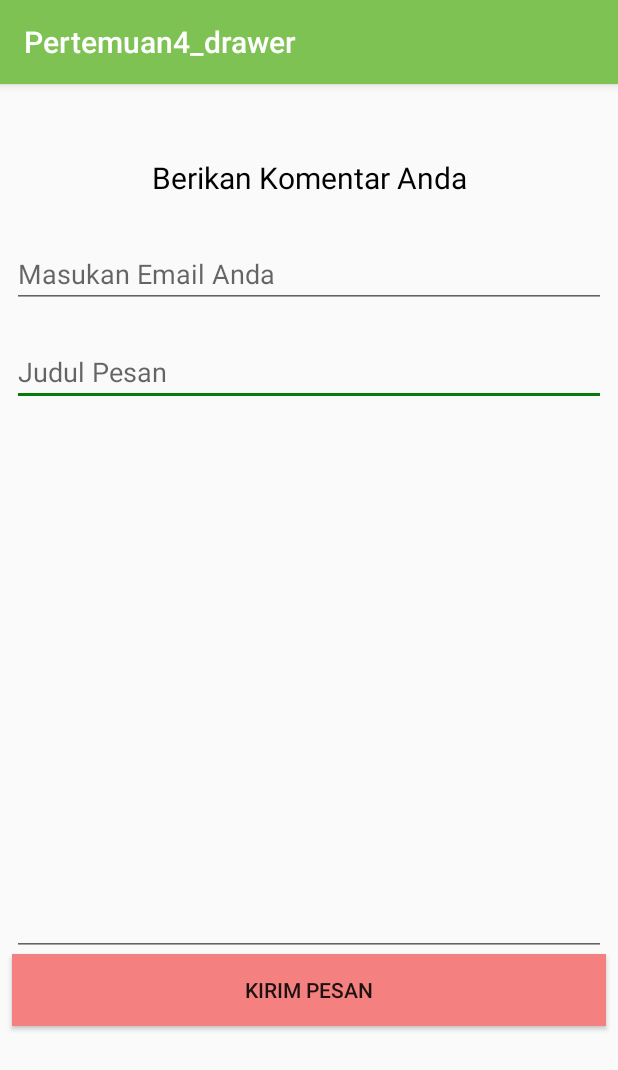
After one commit to agung14/app_pemesanan_makanan, an Android app: the ContactActivity screen opened directly, with no data from a screen before it, on a phone screen of 412 x 824 dp. The commit adds this screen. Shown: the top 1070 px of the screen. Run offline under Robolectric (Android 15) with nearby library versions, the phone set to English and light mode, and no system bars.

Commit message:
membuat Contact Us

```diff
--- /dev/null
+++ b/app/src/main/java/com/muhammadagung/pertemuan4_drawer/ContactActivity.java
@@ -0,0 +1,83 @@
+package com.muhammadagung.pertemuan4_drawer;
+
+import android.app.ProgressDialog;
+import android.content.DialogInterface;
+import android.support.v7.app.AlertDialog;
+import android.support.v7.app.AppCompatActivity;
+import android.os.Bundle;
+import android.view.View;
+import android.widget.Button;
+import android.widget.EditText;
+
+import com.muhammadagung.pertemuan4_drawer.model.Contact;
+import com.muhammadagung.pertemuan4_drawer.service.TransaksiService;
+
+import okhttp3.OkHttpClient;
+import okhttp3.logging.HttpLoggingInterceptor;
+import retrofit2.Call;
+import retrofit2.Callback;
+import retrofit2.Response;
+import retrofit2.Retrofit;
+import retrofit2.converter.gson.GsonConverterFactory;
+
+public class ContactActivity extends AppCompatActivity implements View.OnClickListener, Callback<Contact> {
+
+    private EditText edt_Email, edt_Judul, edt_Isi;
+    private Button btn_Pesan;
+    private ProgressDialog progressDialog;
+
+    @Override
+    protected void onCreate(Bundle savedInstanceState) {
+        super.onCreate(savedInstanceState);
+        setContentView(R.layout.activity_contact);
+
+        edt_Email = (EditText) findViewById(R.id.edtEmail);
+        edt_Judul = (EditText) findViewById(R.id.edtJudul);
+        edt_Isi = (EditText) findViewById(R.id.edtIsi);
+        btn_Pesan = (Button) findViewById(R.id.btnPesan);
+        progressDialog = new ProgressDialog(this);
+        progressDialog.setMessage("Loading...");
+        btn_Pesan.setOnClickListener(this);
+    }
+
+    @Override
+    public void onClick(View v) {
+        HttpLoggingInterceptor interceptor = new HttpLoggingInterceptor();
+        interceptor.setLevel(HttpLoggingInterceptor.Level.BODY);
+        OkHttpClient client = new OkHttpClient.Builder().addInterceptor(interceptor).build();
+
+        Retrofit retrofit = new Retrofit.Builder()
+                .baseUrl("http://other.alterindonesia.com/restoran/")
+                .client(client)
+                .addConverterFactory(GsonConverterFactory.create())
+                .build();
+
+        TransaksiService transaksiService = retrofit.create(TransaksiService.class);
+        Call<Contact> getTransaksiCall = transaksiService.SendContactUs(
+                edt_Judul.getText().toString(),
+                edt_Email.getText().toString(),
+                edt_Isi.getText().toString()
+        );
+        progressDialog.show();
+        getTransaksiCall.enqueue(this);
+
+    }
+
+    @Override
+    public void onResponse(Call<Contact> call, Response<Contact> response) {
+        progressDialog.hide();
+        Contact contact = response.body();
+        final AlertDialog.Builder builder = new AlertDialog.Builder(this);
+        builder.setMessage(contact.getMsg()).setPositiveButton("OK", new DialogInterface.OnClickListener() {
+            @Override
+            public void onClick(DialogInterface dialog, int which) {
+
+            }
+        });
+    }
+
+    @Override
+    public void onFailure(Call<Contact> call, Throwable t) {
+
+    }
+}
--- a/app/src/main/java/com/muhammadagung/pertemuan4_drawer/DetailMenu.java
+++ b/app/src/main/java/com/muhammadagung/pertemuan4_drawer/DetailMenu.java
@@ -17,7 +17,6 @@ public class DetailMenu extends AppCompatActivity {
         judul = (TextView) findViewById(R.id.txtJudul);
         harga = (TextView) findViewById(R.id.txtHarga2);
 
-
         Intent intent = getIntent();
         judul.setText(intent.getStringExtra("judul"));
         harga.setText(intent.getStringExtra("harga"));
--- a/app/src/main/java/com/muhammadagung/pertemuan4_drawer/MainActivity.java
+++ b/app/src/main/java/com/muhammadagung/pertemuan4_drawer/MainActivity.java
@@ -2,6 +2,7 @@ package com.muhammadagung.pertemuan4_drawer;
 
 import android.content.Intent;
 import android.os.Bundle;
+import android.support.constraint.solver.widgets.ConstraintTableLayout;
 import android.support.design.widget.FloatingActionButton;
 import android.support.design.widget.Snackbar;
 import android.view.View;
@@ -17,6 +18,7 @@ import android.widget.Toast;
 
 import static com.muhammadagung.pertemuan4_drawer.R.id.nav_Order;
 import static com.muhammadagung.pertemuan4_drawer.R.id.nav_beranda;
+import static com.muhammadagung.pertemuan4_drawer.R.id.nav_contact;
 import static com.muhammadagung.pertemuan4_drawer.R.id.nav_makanan;
 import static com.muhammadagung.pertemuan4_drawer.R.id.nav_minuman;
 import static com.muhammadagung.pertemuan4_drawer.R.id.nav_site;
@@ -135,6 +137,10 @@ public class MainActivity extends AppCompatActivity
                 startActivity(intent);
                 break;
 
+            case nav_contact:
+                Intent intent1 = new Intent(MainActivity.this, ContactActivity.class);
+                startActivity(intent1);
+                break;
         }
 
         DrawerLayout drawer = (DrawerLayout) findViewById(R.id.drawer_layout);
--- a/app/src/main/java/com/muhammadagung/pertemuan4_drawer/service/TransaksiService.java
+++ b/app/src/main/java/com/muhammadagung/pertemuan4_drawer/service/TransaksiService.java
@@ -1,11 +1,16 @@
 package com.muhammadagung.pertemuan4_drawer.service;
 
+import com.muhammadagung.pertemuan4_drawer.model.Contact;
 import com.muhammadagung.pertemuan4_drawer.model.Makanan;
 
 import java.util.List;
 
 import retrofit2.Call;
+import retrofit2.http.Field;
+import retrofit2.http.FieldMap;
+import retrofit2.http.FormUrlEncoded;
 import retrofit2.http.GET;
+import retrofit2.http.POST;
 
 /**
  * Created by Agung on 7/7/2017.
@@ -15,5 +20,9 @@ public interface TransaksiService {
     @GET("api/get_makanan")
     Call<List<Makanan>> getMakanan();
 
-
+    @FormUrlEncoded
+    @POST("api/contact_us")
+    Call<Contact> SendContactUs(@Field("judul")String judul,
+                                @Field("email")String emial,
+                                @Field("isi")String isi);
 }
--- /dev/null
+++ b/app/src/main/res/layout/activity_contact.xml
@@ -0,0 +1,106 @@
+<?xml version="1.0" encoding="utf-8"?>
+<android.support.constraint.ConstraintLayout xmlns:android="http://schemas.android.com/apk/res/android"
+    xmlns:app="http://schemas.android.com/apk/res-auto"
+    xmlns:tools="http://schemas.android.com/tools"
+    android:layout_width="match_parent"
+    android:layout_height="match_parent"
+    tools:context="com.muhammadagung.pertemuan4_drawer.ContactActivity">
+
+    <TextView
+        android:id="@+id/textView4"
+        android:layout_width="wrap_content"
+        android:layout_height="wrap_content"
+        android:layout_marginBottom="8dp"
+        android:layout_marginEnd="8dp"
+        android:layout_marginLeft="8dp"
+        android:layout_marginRight="8dp"
+        android:layout_marginStart="8dp"
+        android:layout_marginTop="8dp"
+        android:text="Berikan Komentar Anda"
+        android:textColor="#000"
+        android:textSize="20dp"
+        app:layout_constraintBottom_toBottomOf="parent"
+        app:layout_constraintLeft_toLeftOf="parent"
+        app:layout_constraintRight_toRightOf="parent"
+        app:layout_constraintTop_toTopOf="parent"
+        app:layout_constraintVertical_bias="0.056" />
+
+    <EditText
+        android:id="@+id/edtJudul"
+        android:layout_width="0dp"
+        android:layout_height="40dp"
+        android:layout_marginBottom="8dp"
+        android:layout_marginEnd="8dp"
+        android:layout_marginLeft="8dp"
+        android:layout_marginRight="8dp"
+        android:layout_marginStart="8dp"
+        android:layout_marginTop="25dp"
+        android:ems="10"
+        android:hint="Judul Pesan"
+        android:inputType="textPersonName"
+        app:layout_constraintBottom_toBottomOf="parent"
+        app:layout_constraintHorizontal_bias="0.0"
+        app:layout_constraintLeft_toLeftOf="parent"
+        app:layout_constraintRight_toRightOf="parent"
+        app:layout_constraintTop_toBottomOf="@+id/edtEmail"
+        app:layout_constraintVertical_bias="0.0" />
+
+    <EditText
+        android:id="@+id/edtEmail"
+        android:layout_width="0dp"
+        android:layout_height="40dp"
+        android:layout_marginBottom="8dp"
+        android:layout_marginEnd="8dp"
+        android:layout_marginLeft="8dp"
+        android:layout_marginRight="8dp"
+        android:layout_marginStart="8dp"
+        android:layout_marginTop="8dp"
+        android:ems="10"
+        android:hint="Masukan Email Anda"
+        android:inputType="textPersonName"
+        android:singleLine="false"
+        app:layout_constraintBottom_toBottomOf="parent"
+        app:layout_constraintHorizontal_bias="0.0"
+        app:layout_constraintLeft_toLeftOf="parent"
+        app:layout_constraintRight_toRightOf="parent"
+        app:layout_constraintTop_toTopOf="parent"
+        app:layout_constraintVertical_bias="0.142" />
+
+    <EditText
+        android:id="@+id/edtIsi"
+        android:layout_width="0dp"
+        android:layout_height="200dp"
+        android:layout_marginBottom="8dp"
+        android:layout_marginEnd="8dp"
+        android:layout_marginLeft="8dp"
+        android:layout_marginRight="8dp"
+        android:layout_marginStart="8dp"
+        android:layout_marginTop="19dp"
+        android:ems="10"
+        android:inputType="textMultiLine"
+        app:layout_constraintBottom_toBottomOf="parent"
+        app:layout_constraintHorizontal_bias="0.0"
+        app:layout_constraintLeft_toLeftOf="parent"
+        app:layout_constraintRight_toRightOf="parent"
+        app:layout_constraintTop_toBottomOf="@+id/edtJudul"
+        app:layout_constraintVertical_bias="0.452" />
+
+    <Button
+        android:id="@+id/btnPesan"
+        android:layout_width="0dp"
+        android:layout_height="wrap_content"
+        android:layout_marginLeft="8dp"
+        android:layout_marginRight="8dp"
+        android:layout_marginTop="447dp"
+        android:background="#f48080"
+        android:text="Kirim Pesan"
+        app:layout_constraintLeft_toLeftOf="parent"
+        app:layout_constraintRight_toRightOf="parent"
+        app:layout_constraintTop_toTopOf="parent"
+        android:layout_marginStart="8dp"
+        android:layout_marginEnd="8dp"
+        app:layout_constraintBottom_toBottomOf="parent"
+        app:layout_constraintHorizontal_bias="0.0"
+        android:layout_marginBottom="8dp" />
+
+</android.support.constraint.ConstraintLayout>
--- a/app/src/main/res/menu/activity_main_drawer.xml
+++ b/app/src/main/res/menu/activity_main_drawer.xml
@@ -21,12 +21,16 @@
             android:title="Order" />
     </group>
 
-    <item android:title="Detail and Contact Us">
+    <item android:title="Server And Contact Us">
         <menu>
             <item
                 android:id="@+id/nav_site"
                 android:icon="@mipmap/website"
                 android:title="Website" />
+            <item
+                android:id="@+id/nav_contact"
+                android:icon="@mipmap/pesan"
+                android:title="Message" />
         </menu>
     </item>
 
```
Also changed, not shown: app/src/main/AndroidManifest.xml (+5 -10 lines), app/src/main/java/com/muhammadagung/pertemuan4_drawer/model/Contact.java (added, +36 -0 lines), app/src/main/pesan-web.png (added), app/src/main/res/mipmap-hdpi/pesan.png (added), app/src/main/res/mipmap-mdpi/pesan.png (added), app/src/main/res/mipmap-xhdpi/pesan.png (added), app/src/main/res/mipmap-xxhdpi/pesan.png (added), app/src/main/res/mipmap-xxxhdpi/pesan.png (added).
